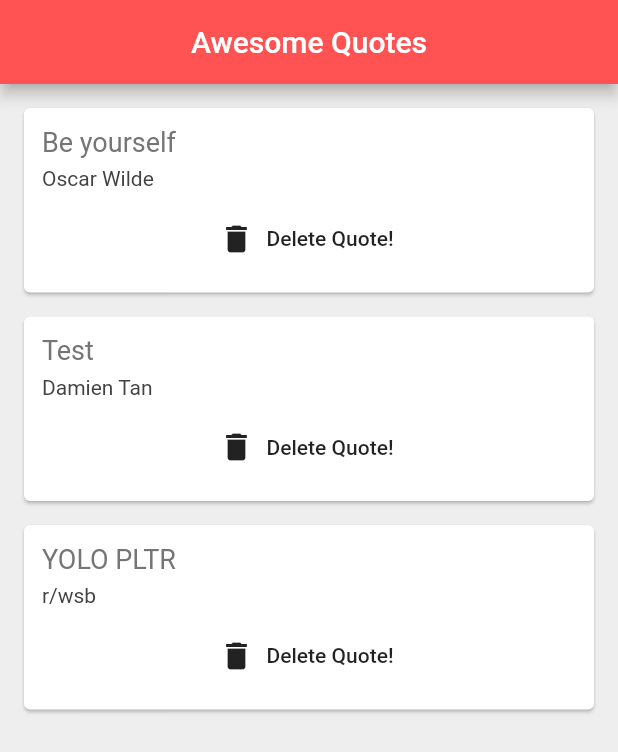
After one commit to dtjldamien/flutter-tutorial, a Flutter app: the QuoteList screen opened directly, on a phone screen of 412 x 824 dp. The commit adds this screen. Shown: the top 752 px of the screen. Run offline on Flutter 3.47's test engine with Material 2 defaults, Android fonts, the phone set to English and light mode, and no system bars.

Commit message:
part 16 to 21

```diff
--- /dev/null
+++ b/quotes/lib/main.dart
@@ -0,0 +1,48 @@
+import 'package:flutter/material.dart';
+import 'quote.dart';
+import 'quote_card.dart';
+
+void main() {
+  runApp(
+    MaterialApp(
+      home: QuoteList(),
+    ),
+  );
+}
+
+class QuoteList extends StatefulWidget {
+  @override
+  _QuoteListState createState() => _QuoteListState();
+}
+
+class _QuoteListState extends State<QuoteList> {
+  List<Quote> quotes = [
+    Quote('Be yourself', 'Oscar Wilde'),
+    Quote('Test', 'Damien Tan'),
+    Quote('YOLO PLTR', 'r/wsb')
+  ];
+
+  @override
+  Widget build(BuildContext context) {
+    return Scaffold(
+        backgroundColor: Colors.grey[200],
+        appBar: AppBar(
+          title: Text('Awesome Quotes'),
+          centerTitle: true,
+          backgroundColor: Colors.redAccent,
+        ),
+        body: Column(
+          // cycle through the list of quotes, avoid hardcoding
+          children: quotes
+              .map((quote) => QuoteCard(
+                  quote: quote,
+                  delete: () {
+                    // use setState() to remove the quote since it is a stateless widget
+                    setState(() {
+                      quotes.remove(quote);
+                    });
+                  })) // pass in named parameter
+              .toList(), // returns a list of text widgets
+        ));
+  }
+}
--- /dev/null
+++ b/quotes/lib/quote.dart
@@ -0,0 +1,14 @@
+class Quote {
+  String text;
+  String author;
+
+  Quote(String text, String author) {
+    this.text = text;
+    this.author = author;
+  }
+}
+
+// with named parameters,
+//there is no need to assign in constructor and you can assign in any order
+// Quote myQuote =
+//     Quote(text: 'this is the quote text', author: 'this is the author');
--- /dev/null
+++ b/quotes/lib/quote_card.dart
@@ -0,0 +1,50 @@
+import 'package:flutter/material.dart';
+import 'quote.dart';
+
+// extracted widget
+class QuoteCard extends StatelessWidget {
+  final Quote quote; // final variable since it is stateless
+  final Function delete;
+
+  QuoteCard({this.quote, this.delete}); // constructor
+
+  @override
+  Widget build(BuildContext context) {
+    return Card(
+      margin: EdgeInsets.fromLTRB(16.0, 16.0, 16.0, 0.0),
+      child: Padding(
+        padding: const EdgeInsets.all(12.0),
+        child: Column(
+          crossAxisAlignment: CrossAxisAlignment.stretch,
+          children: <Widget>[
+            Text(
+              // dont need to use ${} because its not outputting a string
+              quote.text,
+              style: TextStyle(
+                fontSize: 18.0,
+                color: Colors.grey[600],
+              ),
+            ),
+            SizedBox(height: 6.0),
+            Text(
+              quote.author,
+              style: TextStyle(
+                fontSize: 14.0,
+                color: Colors.grey[800],
+              ),
+            ),
+            SizedBox(
+              height: 8.0,
+            ),
+            FlatButton.icon(
+              // cannot delete directly since it is a stateless widget
+              onPressed: delete,
+              label: Text('Delete Quote!'),
+              icon: Icon(Icons.delete),
+            ),
+          ],
+        ),
+      ),
+    );
+  }
+}
```
Also changed, not shown: ninja_id/lib/main.dart (+20 -2 lines), quotes/pubspec.yaml (added, +76 -0 lines), quotes/pubspec.lock (added), 61 other files.
